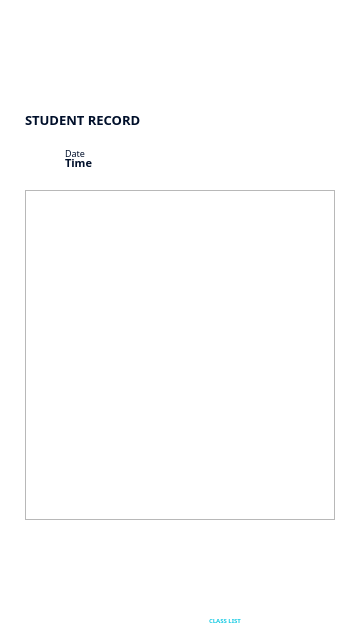
First picture: the form in lecturer_student_record.ui, repository IamLevin40/CC203-FinalProject, before the edit.
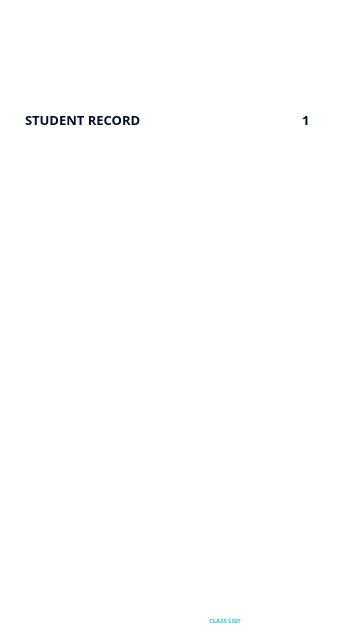
Second picture: the form after the edit. Icons and pictures are not drawn.

```diff
--- a/lecturer_student_record.ui
+++ b/lecturer_student_record.ui
@@ -92,9 +92,9 @@
     <widget class="QLabel" name="headerSubjectCodeLabel">
      <property name="geometry">
       <rect>
-       <x>25</x>
+       <x>55</x>
        <y>15</y>
-       <width>310</width>
+       <width>250</width>
        <height>30</height>
       </rect>
      </property>
@@ -128,7 +128,7 @@
      <property name="geometry">
       <rect>
        <x>25</x>
-       <y>45</y>
+       <y>40</y>
        <width>310</width>
        <height>15</height>
       </rect>
@@ -155,7 +155,7 @@
      <property name="geometry">
       <rect>
        <x>25</x>
-       <y>65</y>
+       <y>60</y>
        <width>310</width>
        <height>20</height>
       </rect>
@@ -355,6 +355,36 @@
       <set>Qt::AlignCenter</set>
      </property>
     </widget>
+    <widget class="QLabel" name="errorLabel">
+     <property name="enabled">
+      <bool>true</bool>
+     </property>
+     <property name="geometry">
+      <rect>
+       <x>25</x>
+       <y>5</y>
+       <width>310</width>
+       <height>20</height>
+      </rect>
+     </property>
+     <property name="styleSheet">
+      <string notr="true">QLabel {
+	background: none;
+	color: #FF003D;
+	font-family: Poppins;
+	font-size: 10px;
+	font-style: normal;
+	font-weight: 600;
+	line-height: normal;
+}</string>
+     </property>
+     <property name="text">
+      <string/>
+     </property>
+     <property name="alignment">
+      <set>Qt::AlignCenter</set>
+     </property>
+    </widget>
     <zorder>whiteBox</zorder>
     <zorder>footerHud</zorder>
     <zorder>homeButton</zorder>
@@ -439,7 +469,7 @@
 }</string>
      </property>
      <property name="text">
-      <string>Date&lt;?&gt;</string>
+      <string/>
      </property>
     </widget>
     <widget class="QLabel" name="timeLabel">
@@ -462,42 +492,14 @@
 }</string>
      </property>
      <property name="text">
-      <string>Time&lt;?&gt;</string>
-     </property>
-    </widget>
-   </widget>
-   <widget class="QScrollArea" name="studentsListArea">
-    <property name="geometry">
-     <rect>
-      <x>25</x>
-      <y>190</y>
-      <width>310</width>
-      <height>330</height>
-     </rect>
-    </property>
-    <property name="widgetResizable">
-     <bool>true</bool>
-    </property>
-    <widget class="QWidget" name="contents">
-     <property name="geometry">
-      <rect>
-       <x>0</x>
-       <y>0</y>
-       <width>308</width>
-       <height>328</height>
-      </rect>
-     </property>
-     <property name="styleSheet">
-      <string notr="true">QWidget {
-	background-color: #FFFFFF;
-}</string>
+      <string/>
      </property>
     </widget>
    </widget>
    <widget class="QPushButton" name="downloadButton">
     <property name="geometry">
      <rect>
-      <x>310</x>
+      <x>240</x>
       <y>110</y>
       <width>25</width>
       <height>25</height>
@@ -527,6 +529,127 @@
      <bool>true</bool>
     </property>
    </widget>
+   <widget class="QGroupBox" name="pageGroup">
+    <property name="geometry">
+     <rect>
+      <x>260</x>
+      <y>105</y>
+      <width>90</width>
+      <height>30</height>
+     </rect>
+    </property>
+    <property name="styleSheet">
+     <string notr="true">QGroupBox {
+	border: 0px;
+	border-radius: 0px;
+}</string>
+    </property>
+    <property name="title">
+     <string/>
+    </property>
+    <widget class="QPushButton" name="nextPageButton">
+     <property name="geometry">
+      <rect>
+       <x>55</x>
+       <y>5</y>
+       <width>20</width>
+       <height>20</height>
+      </rect>
+     </property>
+     <property name="styleSheet">
+      <string notr="true">QPushButton {
+	border: 0px;
+	border-radius: 0px;
+	background: none;
+}</string>
+     </property>
+     <property name="text">
+      <string/>
+     </property>
+     <property name="icon">
+      <iconset resource="resources.qrc">
+       <normaloff>:/res/assets/next_arrow.png</normaloff>:/res/assets/next_arrow.png</iconset>
+     </property>
+     <property name="flat">
+      <bool>true</bool>
+     </property>
+    </widget>
+    <widget class="QPushButton" name="prevPageButton">
+     <property name="geometry">
+      <rect>
+       <x>15</x>
+       <y>5</y>
+       <width>20</width>
+       <height>20</height>
+      </rect>
+     </property>
+     <property name="styleSheet">
+      <string notr="true">QPushButton {
+	border: 0px;
+	border-radius: 0px;
+	background: none;
+}</string>
+     </property>
+     <property name="text">
+      <string/>
+     </property>
+     <property name="icon">
+      <iconset resource="resources.qrc">
+       <normaloff>:/res/assets/prev_arrow.png</normaloff>:/res/assets/prev_arrow.png</iconset>
+     </property>
+     <property name="flat">
+      <bool>true</bool>
+     </property>
+    </widget>
+    <widget class="QLineEdit" name="numberPageTextbox">
+     <property name="geometry">
+      <rect>
+       <x>31</x>
+       <y>5</y>
+       <width>30</width>
+       <height>20</height>
+      </rect>
+     </property>
+     <property name="styleSheet">
+      <string notr="true">QLineEdit {
+	background-color: transparent;
+	border: 0px;
+	color: #000F2A;
+	font-family: Poppins;
+	font-size: 13px;
+	font-style: normal;
+	font-weight: 700;
+	line-height: normal;
+}</string>
+     </property>
+     <property name="text">
+      <string>1</string>
+     </property>
+     <property name="alignment">
+      <set>Qt::AlignCenter</set>
+     </property>
+    </widget>
+   </widget>
+   <widget class="QGroupBox" name="studentsListArea">
+    <property name="geometry">
+     <rect>
+      <x>25</x>
+      <y>190</y>
+      <width>310</width>
+      <height>330</height>
+     </rect>
+    </property>
+    <property name="styleSheet">
+     <string notr="true">QGroupBox {
+	border: 0px;
+	border-radius: 0px;
+	background: none;
+}</string>
+    </property>
+    <property name="title">
+     <string/>
+    </property>
+   </widget>
    <zorder>headerGroup</zorder>
    <zorder>titleLabel</zorder>
    <zorder>datetimeGroup</zorder>
```
Left out of the diff: 8 changed lines with no effect on the pictures.
